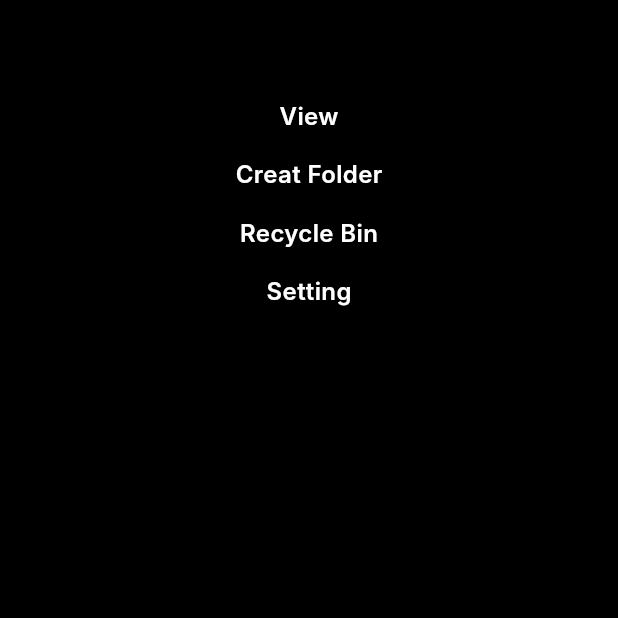
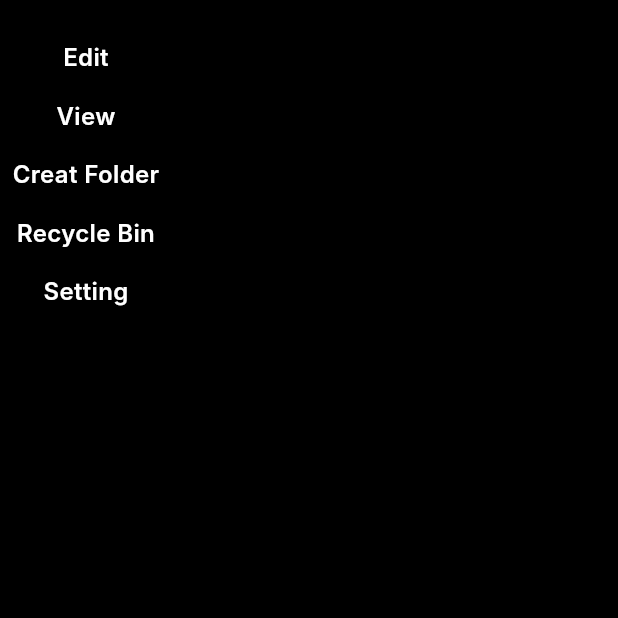
Before and after one commit to msulemanjaved82/fm5m423, a Flutter app: the Editing screen opened directly, on a phone screen of 412 x 824 dp, the top half of it. Run offline on Flutter 3.47's test engine with Material 3 defaults, Android fonts, the light colour scheme and no system bars; our stand-ins replace popover; Roboto replaces fonts that are missing (Inter).

Commit message:
by Sattar

```diff
--- a/lib/new.dart
+++ b/lib/new.dart
@@ -20,9 +20,7 @@
               SizedBox(
                 height: 20,
               ),
-              Align(
-                alignment: Alignment(2, 9),
-                child: Text(
+              Text(
                 'Edit',
                 style: TextStyle(
                   color: Colors.white,
@@ -30,7 +28,6 @@
                   fontFamily: 'Inter',
                   fontWeight: FontWeight.w600,
                   height: 0,
-                  ),
                 ),
               ),
               SizedBox(
```
Lines whose indentation alone changed are shown as unchanged.
